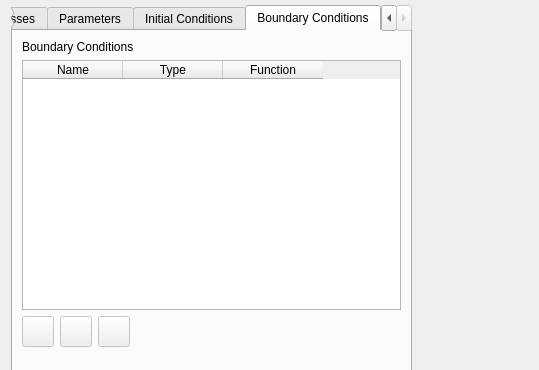
Before: the Qt Designer form src/ui/hydrodynamic_data_dialog.ui in IPH-ECO/iph-eco-gui, drawn with Qt 5; both pictures show x 0 to 539 and y 101 to 471 of the 1230 by 670 pixel window.
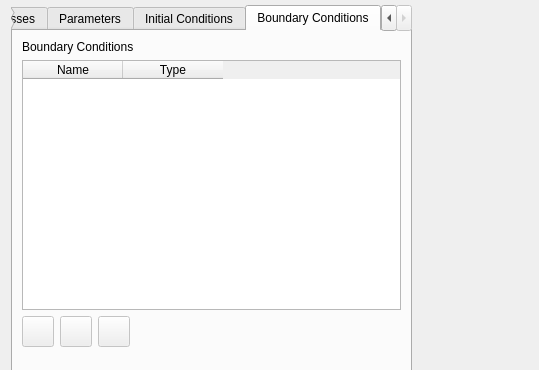
After: the same form once the commit is applied. The open tabs and pages were chosen to show the change. Icons and pictures are not drawn. Custom widgets are drawn as their Qt base class.

```diff
--- a/src/ui/hydrodynamic_data_dialog.ui
+++ b/src/ui/hydrodynamic_data_dialog.ui
@@ -257,11 +257,6 @@
              <string>Type</string>
             </property>
            </column>
-           <column>
-            <property name="text">
-             <string>Function</string>
-            </property>
-           </column>
           </widget>
          </item>
          <item>
```
